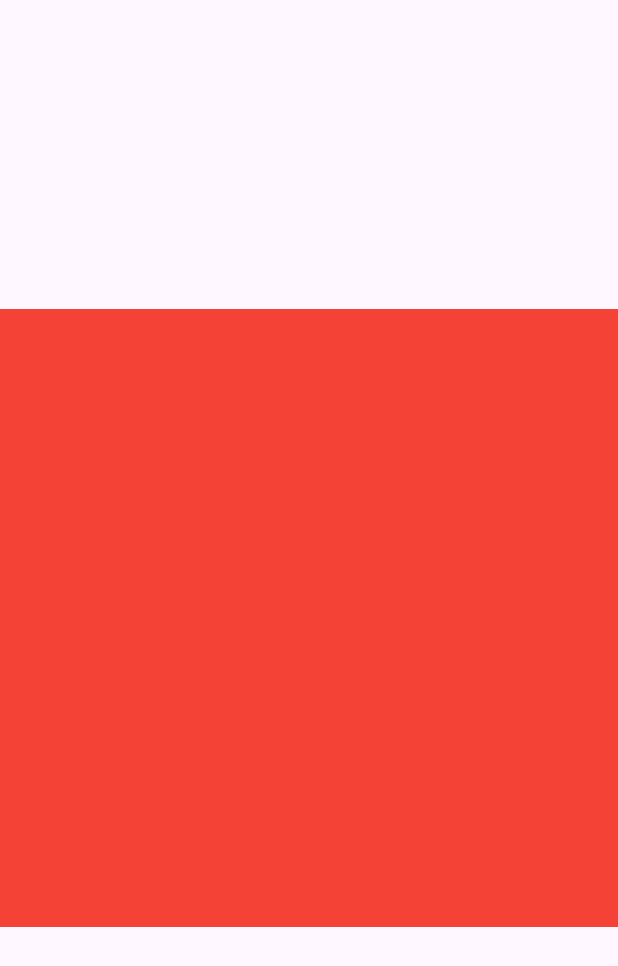
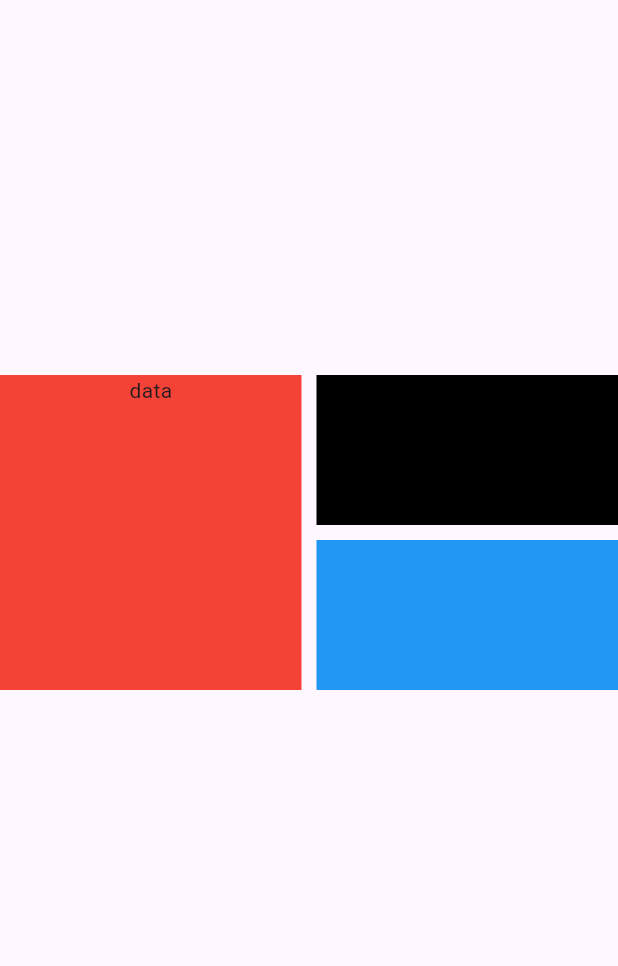
Before and after one commit to Kareemm0/ResponsiveAndAdabtiveUi, a Flutter app: the screen it shows after launch, on a phone screen of 412 x 824 dp. Shown: the top 966 px of the screen. Run offline on Flutter 3.47's test engine with Material 3 defaults, Android fonts, the phone set to English and light mode, and no system bars.

Commit message:
intrinic_height

```diff
--- /dev/null
+++ b/lib/Intrinsic_Widget/intrinsic_widget.dart
@@ -0,0 +1,55 @@
+import 'package:flutter/material.dart';
+
+class IntrinsicWidget extends StatelessWidget {
+  const IntrinsicWidget({super.key});
+
+  @override
+  Widget build(BuildContext context) {
+    return Scaffold(
+      body: Column(
+        children: [
+          const SizedBox(
+            height: 250,
+          ),
+          IntrinsicHeight(
+            child: Row(
+              children: [
+                Expanded(
+                  child: Container(
+                    //!  height: 100,
+                    color: Colors.red,
+                    child: const Column(
+                      children: [
+                        Text("data"),
+                      ],
+                    ),
+                  ),
+                ),
+                const SizedBox(width: 10),
+                Expanded(
+                  child: Column(
+                    children: [
+                      Expanded(
+                        child: Container(
+                          height: 100,
+                          color: Colors.black,
+                        ),
+                      ),
+                      const SizedBox(height: 10),
+                      Expanded(
+                        child: Container(
+                          height: 100,
+                          color: Colors.blue,
+                        ),
+                      ),
+                    ],
+                  ),
+                )
+              ],
+            ),
+          )
+        ],
+      ),
+    );
+  }
+}
--- a/lib/main.dart
+++ b/lib/main.dart
@@ -1,5 +1,5 @@
 import 'package:flutter/material.dart';
-import 'package:responsive_and_adabtive_app/Aspect_Ratio/ascpect_ratio_widget.dart';
+import 'package:responsive_and_adabtive_app/Intrinsic_Widget/intrinsic_widget.dart';
 
 void main() {
   runApp(const MyApp());
@@ -11,7 +11,8 @@ class MyApp extends StatelessWidget {
   Widget build(BuildContext context) {
     return const MaterialApp(
       debugShowCheckedModeBanner: false,
-      home: AspectRatioWidget(),
+      home: IntrinsicWidget(),
+      //AspectRatioWidget(),
       //LayoutuilderWidget(),
       //4- MediaQueryWidget(),
     );
```
